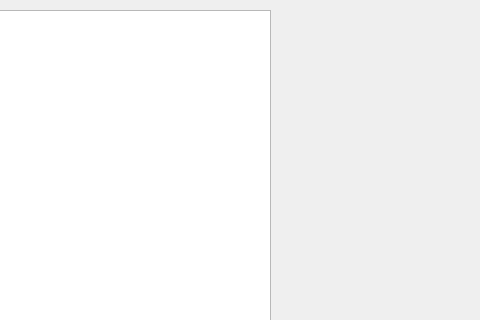
Before: the Qt Designer form variantdialog.ui in fire-lizard/QBoard, drawn with Qt 5; both pictures show x 120 to 600 and y 0 to 320 of the 600 by 600 pixel window.
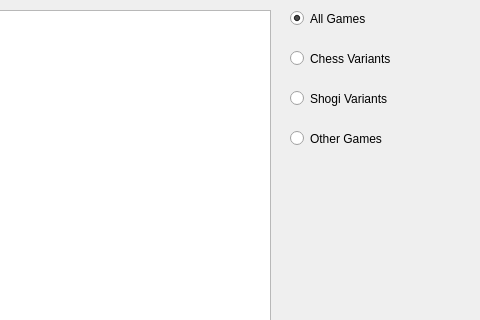
After: the same form once the commit is applied.

Commit message: Chancellor Chess and Modern Chess variants added

```diff
--- a/variantdialog.ui
+++ b/variantdialog.ui
@@ -39,6 +39,61 @@
     </rect>
    </property>
   </widget>
+  <widget class="QRadioButton" name="allGamesRadioButton">
+   <property name="geometry">
+    <rect>
+     <x>410</x>
+     <y>10</y>
+     <width>100</width>
+     <height>17</height>
+    </rect>
+   </property>
+   <property name="text">
+    <string>All Games</string>
+   </property>
+   <property name="checked">
+    <bool>true</bool>
+   </property>
+  </widget>
+  <widget class="QRadioButton" name="chessGamesRadioButton">
+   <property name="geometry">
+    <rect>
+     <x>410</x>
+     <y>50</y>
+     <width>100</width>
+     <height>17</height>
+    </rect>
+   </property>
+   <property name="text">
+    <string>Chess Variants</string>
+   </property>
+  </widget>
+  <widget class="QRadioButton" name="shogiGamesRadioButton">
+   <property name="geometry">
+    <rect>
+     <x>410</x>
+     <y>90</y>
+     <width>100</width>
+     <height>17</height>
+    </rect>
+   </property>
+   <property name="text">
+    <string>Shogi Variants</string>
+   </property>
+  </widget>
+  <widget class="QRadioButton" name="otherGamesRadioButton">
+   <property name="geometry">
+    <rect>
+     <x>410</x>
+     <y>130</y>
+     <width>100</width>
+     <height>17</height>
+    </rect>
+   </property>
+   <property name="text">
+    <string>Other Games</string>
+   </property>
+  </widget>
  </widget>
  <resources/>
  <connections>
```
The commit also changes 18 other files.
